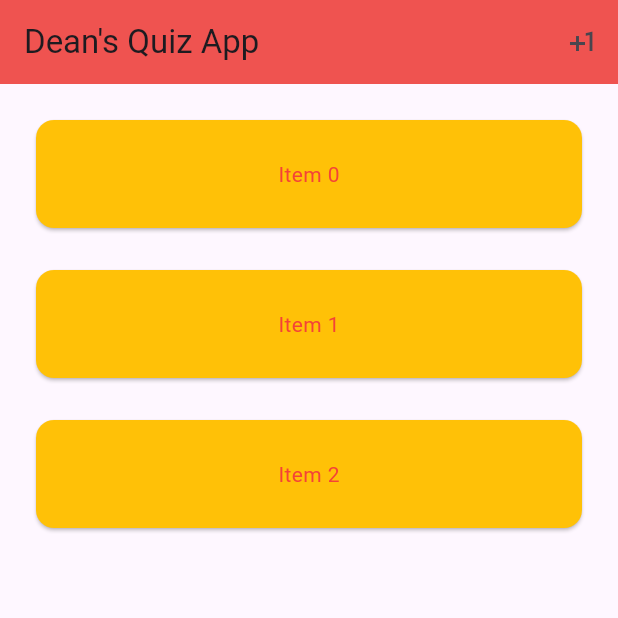
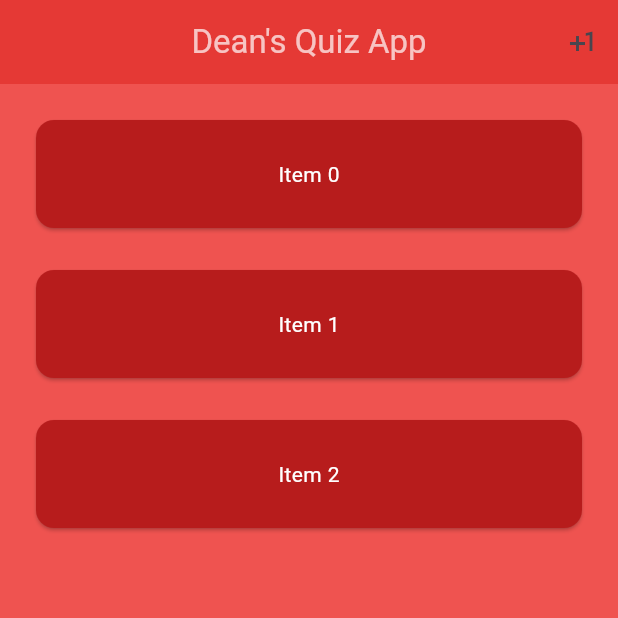
Before and after one commit to De4nWhit3/flutter_task14, a Flutter app: the screen it shows after launch, on a phone screen of 412 x 824 dp, the top half of it. Run offline on Flutter 3.47's test engine with Material 2 defaults, Android fonts, the phone set to English and light mode, and no system bars.

Commit message:
added styling

```diff
--- a/lib/main.dart
+++ b/lib/main.dart
@@ -62,13 +62,20 @@ class _MyHomePageState extends State<MyHomePage> {
   @override
   Widget build(BuildContext context) {
     return Scaffold(
+      backgroundColor: Colors.red.shade400,
       appBar: AppBar(
-        backgroundColor: Colors.red.shade400,
-        title: const Text('Dean\'s Quiz App'),
+        backgroundColor: Colors.red.shade600,
+        centerTitle: true,
+        title: Text(
+          'Dean\'s Quiz App',
+          style: TextStyle(
+            color: Colors.white.withOpacity(.7),
+          ),
+        ),
         actions: [
           IconButton(
             onPressed: _insert,
-            icon: Icon(Icons.plus_one),
+            icon: const Icon(Icons.plus_one),
           ),
         ],
       ),
@@ -121,7 +128,7 @@ class CardItem extends StatelessWidget {
 
   @override
   Widget build(BuildContext context) {
-    Color selectedColor = Colors.red;
+    Color selectedColor = Colors.white;
 
     if (selected) {
       selectedColor = Colors.greenAccent;
@@ -136,10 +143,10 @@ class CardItem extends StatelessWidget {
           child: SizedBox(
             height: 80,
             child: Card(
-              color: Colors.amber,
+              color: Colors.red.shade900,
               child: Center(
                 child: Text(
-                  'Item ${item}',
+                  'Item $item',
                   style: TextStyle(
                     color: selectedColor,
                   ),
```
